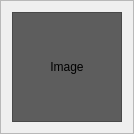
The window that ui/thumbimageframe.ui (athoune/Ema) describes before a commit, drawn with Qt 5.
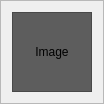
The same window after the commit. Custom widgets are drawn as their Qt base class.

The edit to the form file:
```diff
--- a/ui/thumbimageframe.ui
+++ b/ui/thumbimageframe.ui
@@ -1,13 +1,13 @@
 <?xml version="1.0" encoding="UTF-8"?>
 <ui version="4.0">
  <class>ThumbImageFrame</class>
- <widget class="QFrame" name="ThumbImageFrame">
-  <property name="geometry">
+ <widget class="QFrame" name="ThumbImageFrame" >
+  <property name="geometry" >
    <rect>
     <x>0</x>
     <y>0</y>
-    <width>134</width>
-    <height>134</height>
+    <width>94</width>
+    <height>94</height>
    </rect>
   </property>
   <property name="baseSize">
@@ -27,11 +27,11 @@
   </property>
   <layout class="QVBoxLayout" name="verticalLayout">
    <item>
-    <widget class="QImageDisplay" name="globalImageLabel">
-     <property name="minimumSize">
+    <widget class="QImageDisplay" name="globalImageLabel" >
+     <property name="minimumSize" >
       <size>
-       <width>100</width>
-       <height>100</height>
+       <width>80</width>
+       <height>80</height>
       </size>
      </property>
      <property name="baseSize">
```
Left out of the diff: 29 changed lines with no effect on the pictures.
